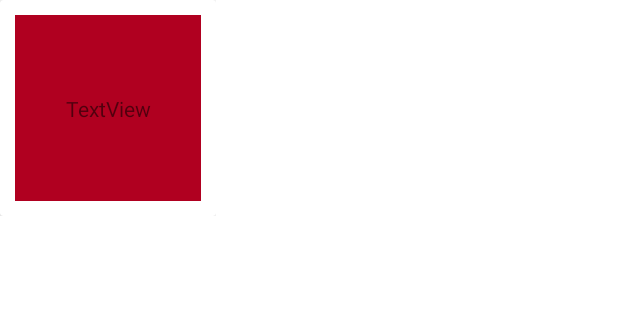
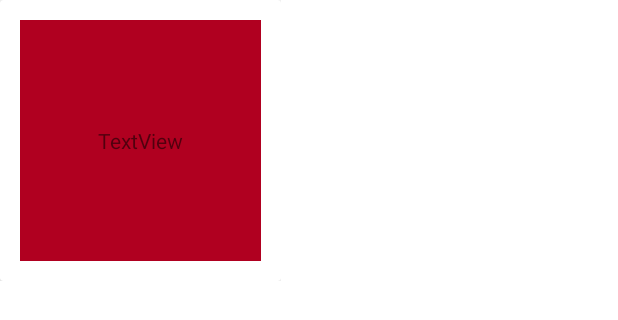
Before and after one commit to omaralashtar/MIMH, an Android app: the layout category_view.xml on its own in the app's theme, with its tools: preview values and no code run, on a phone screen of 412 x 824 dp. Shown: the top 320 px of the screen. Run offline under Robolectric (Android 15) with nearby library versions, the phone set to English and light mode, and no system bars.

Commit message:
remove error 2

```diff
--- a/app/src/main/res/layout/category_view.xml
+++ b/app/src/main/res/layout/category_view.xml
@@ -20,11 +20,11 @@
 
             <ImageView
                 android:id="@+id/icon"
-                android:layout_width="144dp"
-                android:layout_height="144dp"
+                android:layout_width="@dimen/_144sdp"
+                android:layout_height="@dimen/_144sdp"
                 android:adjustViewBounds="true"
                 android:cropToPadding="true"
-                android:padding="10dp"
+                android:padding="@dimen/_10sdp"
                 app:layout_constraintBottom_toBottomOf="parent"
                 app:layout_constraintEnd_toEndOf="parent"
                 app:layout_constraintStart_toStartOf="parent"
```
